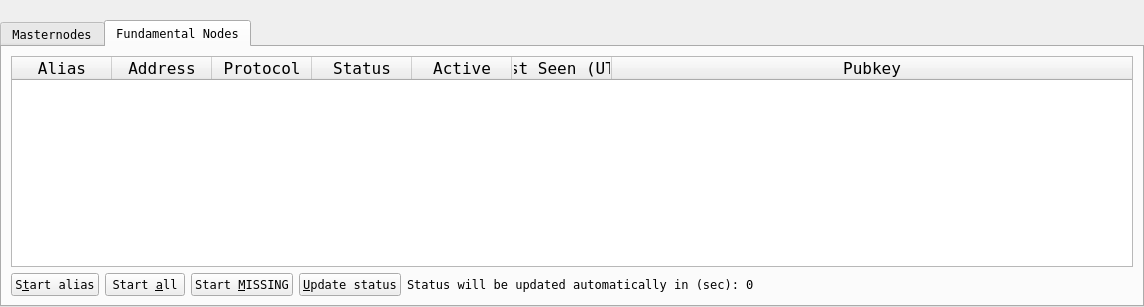
Old version of the form src/qt/forms/masternodelist.ui in the repository wqking-misc/AureusXIV.
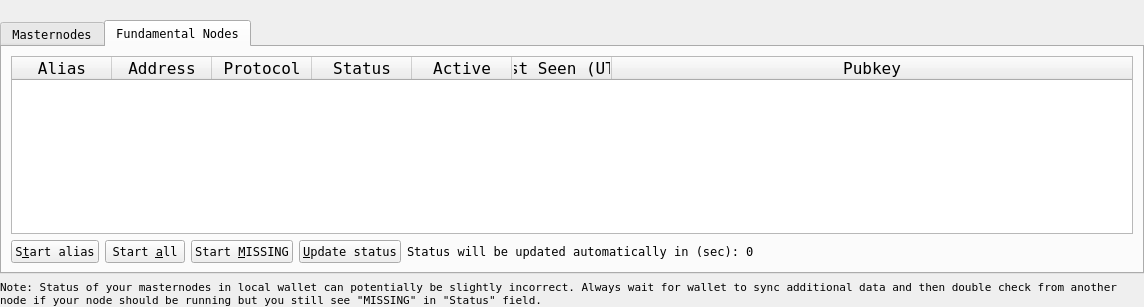
New version of the form. The open tabs and pages were chosen to show the change.

Patch:
```diff
--- a/src/qt/forms/masternodelist.ui
+++ b/src/qt/forms/masternodelist.ui
@@ -297,109 +297,6 @@
         <string>Fundamental Nodes</string>
        </attribute>
        <layout class="QGridLayout" name="gridLayout">
-        <item row="1" column="0">
-         <widget class="QTableWidget" name="tableWidgetMyFundamentalnodes">
-          <property name="palette">
-           <palette>
-            <active>
-             <colorrole role="Text">
-              <brush brushstyle="SolidPattern">
-               <color alpha="255">
-                <red>51</red>
-                <green>51</green>
-                <blue>51</blue>
-               </color>
-              </brush>
-             </colorrole>
-            </active>
-            <inactive>
-             <colorrole role="Text">
-              <brush brushstyle="SolidPattern">
-               <color alpha="255">
-                <red>51</red>
-                <green>51</green>
-                <blue>51</blue>
-               </color>
-              </brush>
-             </colorrole>
-            </inactive>
-            <disabled>
-             <colorrole role="Text">
-              <brush brushstyle="SolidPattern">
-               <color alpha="255">
-                <red>85</red>
-                <green>85</green>
-                <blue>85</blue>
-               </color>
-              </brush>
-             </colorrole>
-            </disabled>
-           </palette>
-          </property>
-          <property name="font">
-           <font>
-            <family>Andale Mono</family>
-            <pointsize>12</pointsize>
-           </font>
-          </property>
-          <property name="editTriggers">
-           <set>QAbstractItemView::NoEditTriggers</set>
-          </property>
-          <property name="alternatingRowColors">
-           <bool>true</bool>
-          </property>
-          <property name="selectionBehavior">
-           <enum>QAbstractItemView::SelectRows</enum>
-          </property>
-          <property name="showGrid">
-           <bool>false</bool>
-          </property>
-          <property name="sortingEnabled">
-           <bool>true</bool>
-          </property>
-          <property name="wordWrap">
-           <bool>false</bool>
-          </property>
-          <attribute name="horizontalHeaderStretchLastSection">
-           <bool>true</bool>
-          </attribute>
-          <column>
-           <property name="text">
-            <string>Alias</string>
-           </property>
-          </column>
-          <column>
-           <property name="text">
-            <string>Address</string>
-           </property>
-          </column>
-          <column>
-           <property name="text">
-            <string>Protocol</string>
-           </property>
-          </column>
-          <column>
-           <property name="text">
-            <string>Status</string>
-           </property>
-          </column>
-          <column>
-           <property name="text">
-            <string>Active</string>
-           </property>
-          </column>
-          <column>
-           <property name="text">
-            <string>Last Seen (UTC)</string>
-           </property>
-          </column>
-          <column>
-           <property name="text">
-            <string>Pubkey</string>
-           </property>
-          </column>
-         </widget>
-        </item>
         <item row="2" column="0">
          <layout class="QHBoxLayout" name="horizontalLayout_5">
           <property name="bottomMargin">
@@ -487,10 +384,156 @@
           </item>
          </layout>
         </item>
+         <item row="1" column="0">
+          <widget class="QTableWidget" name="tableWidgetMyFundamentalnodes">
+           <property name="palette">
+            <palette>
+             <active>
+              <colorrole role="Text">
+               <brush brushstyle="SolidPattern">
+                <color alpha="255">
+                 <red>51</red>
+                 <green>51</green>
+                 <blue>51</blue>
+                </color>
+               </brush>
+              </colorrole>
+              <colorrole role="PlaceholderText">
+               <brush brushstyle="NoBrush">
+                <color alpha="128">
+                 <red>51</red>
+                 <green>51</green>
+                 <blue>51</blue>
+                </color>
+               </brush>
+              </colorrole>
+             </active>
+             <inactive>
+              <colorrole role="Text">
+               <brush brushstyle="SolidPattern">
+                <color alpha="255">
+                 <red>51</red>
+                 <green>51</green>
+                 <blue>51</blue>
+                </color>
+               </brush>
+              </colorrole>
+              <colorrole role="PlaceholderText">
+               <brush brushstyle="NoBrush">
+                <color alpha="128">
+                 <red>51</red>
+                 <green>51</green>
+                 <blue>51</blue>
+                </color>
+               </brush>
+              </colorrole>
+             </inactive>
+             <disabled>
+              <colorrole role="Text">
+               <brush brushstyle="SolidPattern">
+                <color alpha="255">
+                 <red>85</red>
+                 <green>85</green>
+                 <blue>85</blue>
+                </color>
+               </brush>
+              </colorrole>
+              <colorrole role="PlaceholderText">
+               <brush brushstyle="NoBrush">
+                <color alpha="128">
+                 <red>51</red>
+                 <green>51</green>
+                 <blue>51</blue>
+                </color>
+               </brush>
+              </colorrole>
+             </disabled>
+            </palette>
+           </property>
+           <property name="font">
+            <font>
+             <family>Andale Mono</family>
+             <pointsize>12</pointsize>
+            </font>
+           </property>
+           <property name="editTriggers">
+            <set>QAbstractItemView::NoEditTriggers</set>
+           </property>
+           <property name="alternatingRowColors">
+            <bool>true</bool>
+           </property>
+           <property name="selectionBehavior">
+            <enum>QAbstractItemView::SelectRows</enum>
+           </property>
+           <property name="showGrid">
+            <bool>false</bool>
+           </property>
+           <property name="sortingEnabled">
+            <bool>true</bool>
+           </property>
+           <property name="wordWrap">
+            <bool>false</bool>
+           </property>
+           <attribute name="horizontalHeaderStretchLastSection">
+            <bool>true</bool>
+           </attribute>
+           <column>
+            <property name="text">
+             <string>Alias</string>
+            </property>
+           </column>
+           <column>
+            <property name="text">
+             <string>Address</string>
+            </property>
+           </column>
+           <column>
+            <property name="text">
+             <string>Protocol</string>
+            </property>
+           </column>
+           <column>
+            <property name="text">
+             <string>Status</string>
+            </property>
+           </column>
+           <column>
+            <property name="text">
+             <string>Active</string>
+            </property>
+           </column>
+           <column>
+            <property name="text">
+             <string>Last Seen (UTC)</string>
+            </property>
+           </column>
+           <column>
+            <property name="text">
+             <string>Pubkey</string>
+            </property>
+           </column>
+          </widget>
+         </item>
        </layout>
       </widget>
      </widget>
     </item>
+     <item>
+      <widget class="QLabel" name="node_note">
+       <property name="font">
+        <font>
+         <family>Andale Mono</family>
+         <pointsize>8</pointsize>
+        </font>
+       </property>
+       <property name="text">
+        <string>Note: Status of your masternodes in local wallet can potentially be slightly incorrect. Always wait for wallet to sync additional data and then double check from another node if your node should be running but you still see &quot;MISSING&quot; in &quot;Status&quot; field.</string>
+       </property>
+       <property name="wordWrap">
+        <bool>true</bool>
+       </property>
+      </widget>
+     </item>
    </layout>
   </item>
  </layout>
```
Left out of the diff: 41 changed lines with no effect on the pictures. Lines whose indentation alone changed are shown as unchanged.
